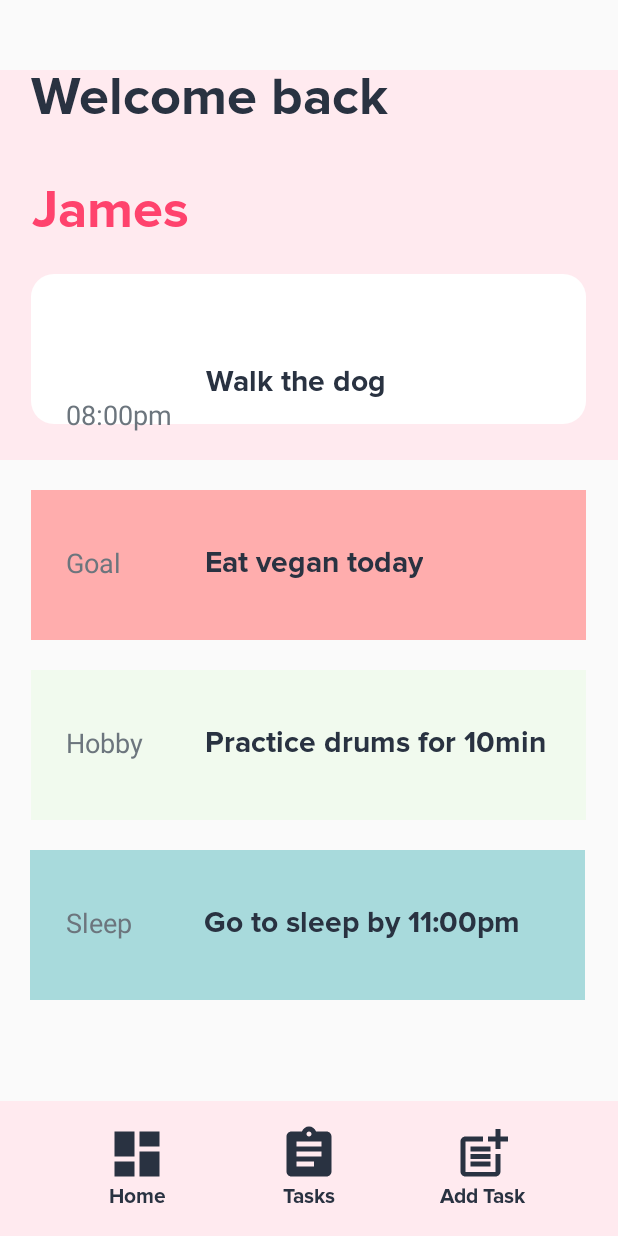
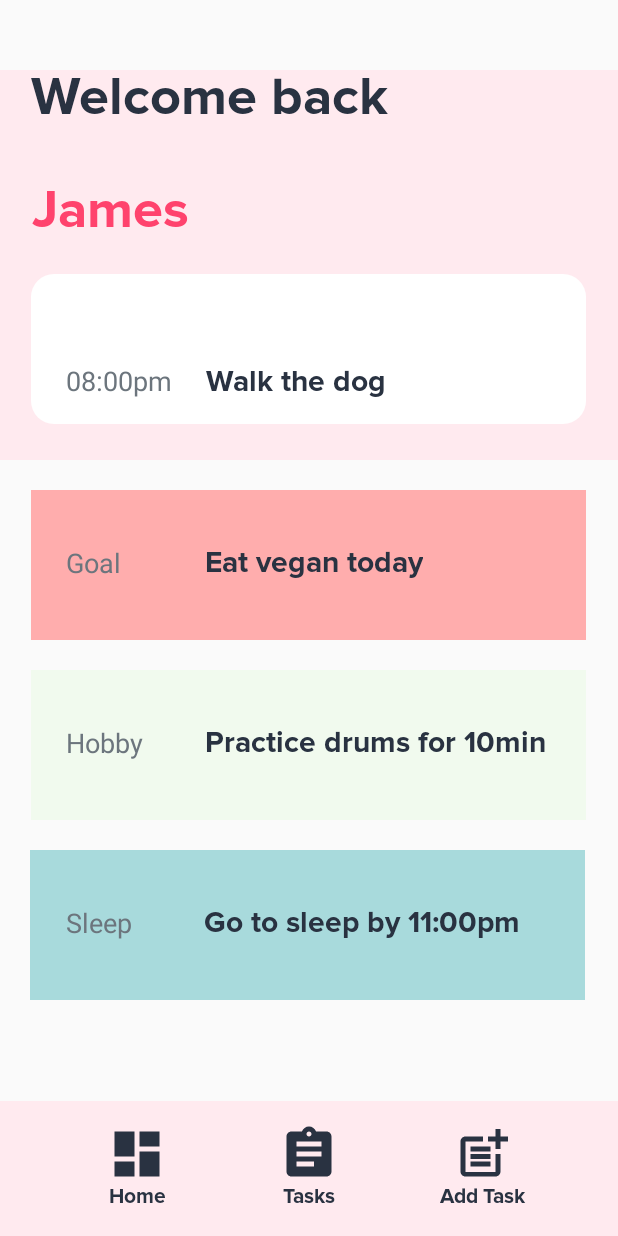
Before and after one commit to Jaxon1517/Scheduler, an Android app: the HomeActivity screen opened directly, with no data from a screen before it, on a phone screen of 412 x 824 dp. Run offline under Robolectric (Android 15) with nearby library versions, the phone set to English and light mode, and no system bars.

Commit message:
Merge remote-tracking branch 'origin/master'
# Conflicts:
#	app/src/main/res/layout/activity_main.xml

```diff
--- a/app/src/main/res/layout/activity_home_page.xml
+++ b/app/src/main/res/layout/activity_home_page.xml
@@ -257,8 +257,7 @@
         app:layout_constraintEnd_toEndOf="parent"
         app:layout_constraintHorizontal_bias="0.0"
         app:layout_constraintStart_toStartOf="parent"
-        app:layout_constraintTop_toTopOf="@+id/view2"
-        app:layout_constraintVertical_bias="1.0" />
+        app:layout_constraintTop_toTopOf="@+id/view2" />
 
     <TextView
         android:id="@+id/textView7"
```
